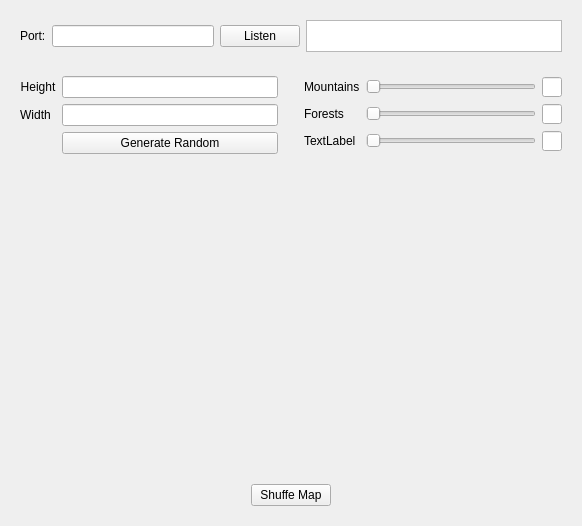
Qt form server/server.ui (pk0gler/Python-IPC-Projekt) before a commit.
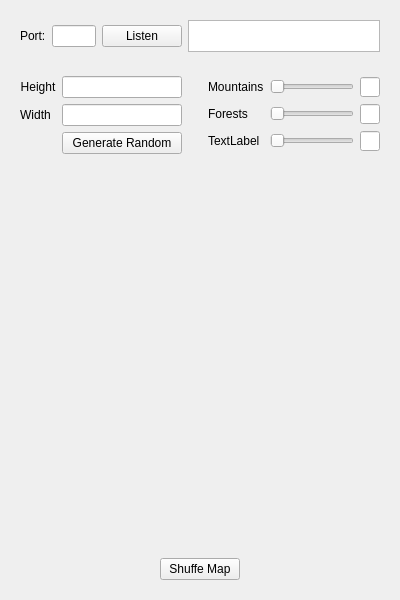
The same form after that commit.

The edit to the form file:
```diff
--- a/server/server.ui
+++ b/server/server.ui
@@ -6,16 +6,22 @@
    <rect>
     <x>0</x>
     <y>0</y>
-    <width>582</width>
-    <height>526</height>
+    <width>400</width>
+    <height>600</height>
    </rect>
   </property>
   <property name="sizePolicy">
-   <sizepolicy hsizetype="Preferred" vsizetype="Expanding">
+   <sizepolicy hsizetype="Preferred" vsizetype="Preferred">
     <horstretch>0</horstretch>
     <verstretch>0</verstretch>
    </sizepolicy>
   </property>
+  <property name="minimumSize">
+   <size>
+    <width>400</width>
+    <height>600</height>
+   </size>
+  </property>
   <property name="windowTitle">
    <string>Server</string>
   </property>
```
